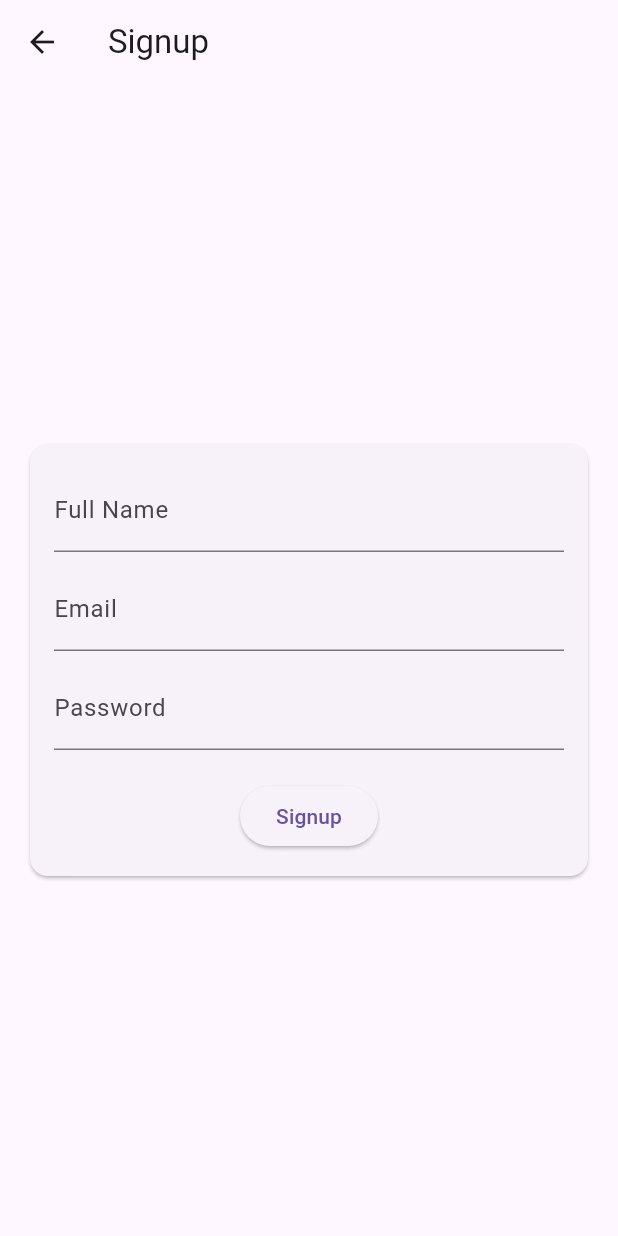
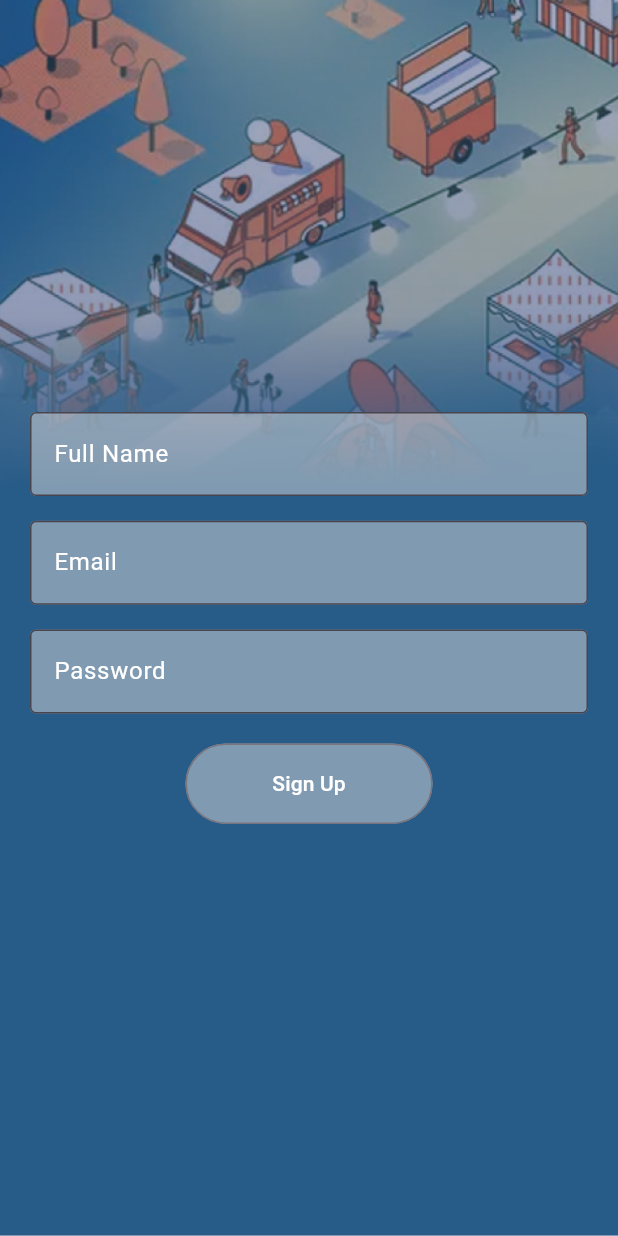
Before and after one commit to jimmy88623/NightMarket, a Flutter app: the screen it shows after launch, after a tap on an icon or button, on a phone screen of 412 x 824 dp. Run offline on Flutter 3.47's test engine with Material 3 defaults, Android fonts, the phone set to English and light mode, and no system bars; our stand-ins replace camera, image_picker, settings_ui, shared_preferences; network calls fail.

Commit message:
revise login page

```diff
--- a/lib/Food Illustration/favoritePage.dart
+++ b/lib/Food Illustration/favoritePage.dart
@@ -2,6 +2,7 @@ import 'package:flutter/material.dart';
 import 'package:shared_preferences/shared_preferences.dart';
 import 'package:provider/provider.dart';
 import 'like_provider.dart';
+import 'Food_Widget.dart';
 
 class LikedItemsPage extends StatefulWidget {
   @override
@@ -36,10 +37,9 @@ class _LikedItemsPageState extends State<LikedItemsPage> {
   @override
   Widget build(BuildContext context) {
     return Scaffold(
-      appBar: AppBar(
-        title: Text('Liked Items'),
-      ),
-      body: Consumer<LikeProvider>(
+      body: Padding(
+        padding: const EdgeInsets.all(8.0),
+        child: Consumer<LikeProvider>(
           builder: (context, likeProvider, child) {
             List<String> likedItems = likeProvider.likedItems.keys
                 .where((key) => likeProvider.likedItems[key] == true)
@@ -60,6 +60,7 @@ class _LikedItemsPageState extends State<LikedItemsPage> {
             );
           },
         ),
+      ),
     );
   }
 }
--- a/lib/login/loginPage.dart
+++ b/lib/login/loginPage.dart
@@ -66,6 +66,9 @@ class _LoginPageState extends State<LoginPage> {
   @override
   Widget build(BuildContext context) {
     return Scaffold(
+      // appBar: AppBar(
+      //
+      // ),
       body: Stack(
         children: [
           Positioned.fill(
@@ -80,7 +83,12 @@ class _LoginPageState extends State<LoginPage> {
               child: Column(
                 mainAxisSize: MainAxisSize.min,
                 children: <Widget>[
+                  SizedBox(height: MediaQuery.of(context).size.width * 0.2),
                   TextField(
+                    style: TextStyle(
+                      color: Colors.white,
+                      fontSize: 16.0
+                    ),
                     controller: _emailController,
                     decoration: const InputDecoration(
                       filled: true,
@@ -95,8 +103,12 @@ class _LoginPageState extends State<LoginPage> {
                       ),
                     ),
                   ),
-                  SizedBox(height: MediaQuery.of(context).size.width*0.04),
+                  SizedBox(height: MediaQuery.of(context).size.width * 0.04),
                   TextField(
+                    style: TextStyle(
+                        color: Colors.white,
+                        fontSize: 16.0
+                    ),
                     controller: _passwordController,
                     decoration: const InputDecoration(
                       filled: true,
@@ -112,8 +124,7 @@ class _LoginPageState extends State<LoginPage> {
                     ),
                     obscureText: true,
                   ),
-
-                  SizedBox(height: MediaQuery.of(context).size.width*0.04),
+                  SizedBox(height: MediaQuery.of(context).size.width * 0.04),
                   OutlinedButton(
                     onPressed: _login,
                     style: ElevatedButton.styleFrom(
@@ -216,56 +227,101 @@ class _SignupPageState extends State<SignupPage> {
   @override
   Widget build(BuildContext context) {
     return Scaffold(
-      appBar: AppBar(
-        title: Text('Signup'),
+      body: Stack(
+        children: [
+          Positioned.fill(
+            child: Image.asset(
+              'assets/login.png',
+              fit: BoxFit.fill,
             ),
-      body: Center(
-        child: Card(
-          margin: EdgeInsets.all(20.0),
+          ),
+          Center(
             child: Padding(
-            padding: EdgeInsets.all(16.0),
+              padding: const EdgeInsets.all(20.0),
               child: Column(
                 mainAxisSize: MainAxisSize.min,
                 children: <Widget>[
                   TextField(
+                    style: TextStyle(
+                        color: Colors.white,
+                        fontSize: 16.0
+                    ),
                     controller: _fullNameController,
-                  decoration: InputDecoration(labelText: 'Full Name'),
+                    decoration: const InputDecoration(
+                      filled: true,
+                      fillColor: Color(0x80D9D9D9),
+                      labelStyle: TextStyle(
+                        color: Colors.white,
                       ),
-                SizedBox(height: 10),
+                      border: OutlineInputBorder(),
+                      hintText: 'Full Name',
+                      hintStyle: TextStyle(
+                        color: Colors.white,
+                      ),
+                    ),
+                  ),
+                  SizedBox(height: MediaQuery.of(context).size.width * 0.04),
                   TextField(
+                    style: TextStyle(
+                        color: Colors.white,
+                        fontSize: 16.0
+                    ),
                     controller: _emailController,
-                  decoration: InputDecoration(labelText: 'Email'),
+                    decoration: const InputDecoration(
+                      filled: true,
+                      fillColor: Color(0x80D9D9D9),
+                      labelStyle: TextStyle(
+                        color: Colors.white,
                       ),
-                SizedBox(height: 10),
+                      border: OutlineInputBorder(),
+                      hintText: 'Email',
+                      hintStyle: TextStyle(
+                        color: Colors.white,
+                      ),
+                    ),
+                  ),
+                  SizedBox(height: MediaQuery.of(context).size.width * 0.04),
                   TextField(
+                    style: TextStyle(
+                        color: Colors.white,
+                        fontSize: 16.0
+                    ),
                     controller: _passwordController,
-                  decoration: InputDecoration(labelText: 'Password'),
-                  obscureText: true,
+                    decoration: const InputDecoration(
+                      filled: true,
+                      fillColor: Color(0x80D9D9D9),
+                      labelStyle: TextStyle(
+                        color: Colors.white,
+                      ),
+                      border: OutlineInputBorder(),
+                      hintText: 'Password',
+                      hintStyle: TextStyle(
+                        color: Colors.white,
+                      ),
+                    ),
                   ),
                   SizedBox(height: 20),
-                ElevatedButton(
+                  OutlinedButton(
                     onPressed: _signup,
-                  child: Text('Signup'),
+                    style: ElevatedButton.styleFrom(
+                      elevation: 0,
+                      backgroundColor: Color(0x80D9D9D9),
+                      minimumSize: Size(MediaQuery.of(context).size.width * 0.4,
+                          MediaQuery.of(context).size.width * 0.13),
+                    ),
+                    child: const Text(
+                      'Sign Up',
+                      style: TextStyle(
+                        color: Colors.white,
+                      ),
+                    ),
                   ),
                 ],
               ),
             ),
           ),
+        ],
       ),
     );
   }
 }
-
-class HomePage extends StatelessWidget {
-  @override
-  Widget build(BuildContext context) {
-    return Scaffold(
-      appBar: AppBar(
-        title: Text('Home Page'),
-      ),
-      body: Center(
-        child: Text('Welcome to the Home Page!'),
-      ),
-    );
-  }
-}
```
Lines whose indentation alone changed are shown as unchanged.
